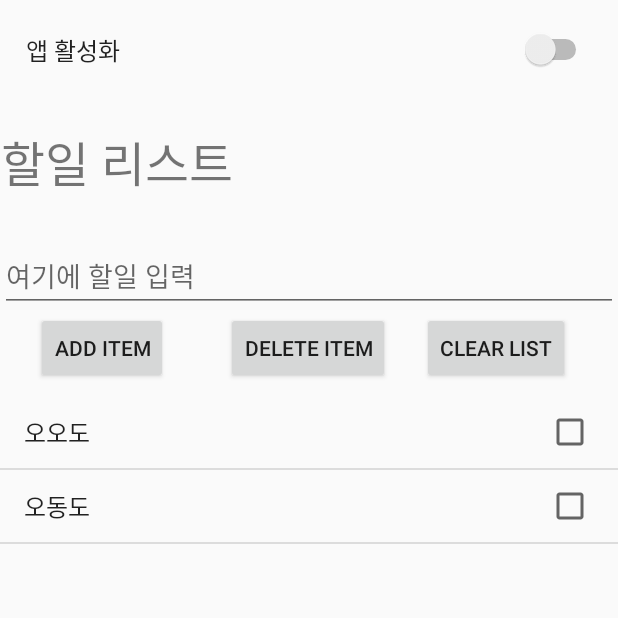
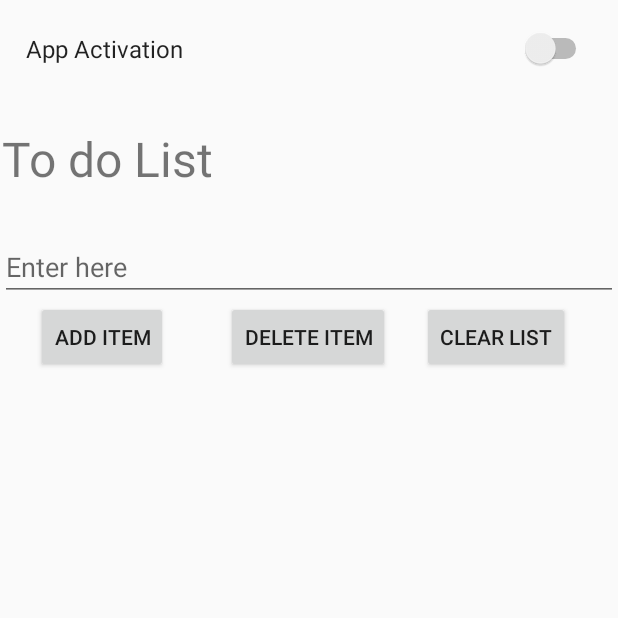
Before and after one commit to Odomhae/ToDoLocker, an Android app: the screen it shows after launch (MainActivity), on a phone screen of 412 x 824 dp, the top half of it. Run offline under Robolectric (Android 15) with nearby library versions, the phone set to English and light mode, and no system bars.

Commit message:
7th Korean language support

```diff
--- a/app/src/main/java/com/example/todolocker/MainActivity.kt
+++ b/app/src/main/java/com/example/todolocker/MainActivity.kt
@@ -11,6 +11,7 @@ import android.util.Log
 import kotlinx.android.synthetic.main.activity_main.*
 import android.widget.ArrayAdapter
 import android.widget.ListView
+import android.widget.Toast
 import kotlin.collections.ArrayList
 import org.json.JSONArray
 import org.json.JSONException
@@ -62,7 +63,6 @@ class MainActivity : AppCompatActivity() {
             }
             adapter.notifyDataSetChanged()
 
-
             // 선택 초기화
             listView.clearChoices()
             // 배열로 저장
@@ -112,16 +112,17 @@ class MainActivity : AppCompatActivity() {
                 for (value in listPref)
                     items.add(value)
             }
-
-            items.add("오오도")
-            items.add("오동도")
-
         }
     }
 
     // 할일 추가버튼 함수
     private fun addList(){
 
+        if(editText.text.isEmpty()){
+            Toast.makeText(applicationContext, R.string.empty_input_message, Toast.LENGTH_SHORT).show()
+        }
+        // 빈 입력 아니면 추가
+        else{
             // 텍스트 추가
             items.add(editText.text.toString())
             // 배열로 저장
@@ -129,6 +130,8 @@ class MainActivity : AppCompatActivity() {
 
             editText.setText("")
             adapter.notifyDataSetChanged()
+        }
+
     }
 
 
--- a/app/src/main/java/com/example/todolocker/ScreenOffReceiver.kt
+++ b/app/src/main/java/com/example/todolocker/ScreenOffReceiver.kt
@@ -11,7 +11,6 @@ class ScreenOffReceiver : BroadcastReceiver() {
         when{
             intent?.action == Intent.ACTION_SCREEN_OFF ->{
                 Log.d("eeee", "화면꺼짐")
-                Toast.makeText(context, "화면꺼짐 ", Toast.LENGTH_LONG).show()
 
                 // 화면꺼지면 locker 액티비티 실행
                 val intent = Intent(context, ToDoLockerActivity::class.java)
--- a/app/src/main/res/layout/activity_main.xml
+++ b/app/src/main/res/layout/activity_main.xml
@@ -12,7 +12,7 @@
         android:layout_width="wrap_content"
         android:layout_height="wrap_content"
         android:layout_marginTop="84dp"
-        android:text="할일 리스트 "
+        android:text="@string/to_do_list"
         android:textSize="32dp"
 
         app:layout_constraintEnd_toEndOf="parent"
@@ -24,7 +24,7 @@
         android:id="@+id/editText"
         android:layout_width="0dp"
         android:layout_height="wrap_content"
-        android:hint="여기에 할일 입력"
+        android:hint="@string/enter_here"
         app:layout_constraintBottom_toBottomOf="parent"
         app:layout_constraintEnd_toEndOf="parent"
         app:layout_constraintHorizontal_bias="0.0"
@@ -75,7 +75,7 @@
         android:layout_height="wrap_content"
         android:layout_marginStart="24dp"
         android:layout_marginBottom="8dp"
-        android:text="Add item"
+        android:text="@string/add_item"
         app:layout_constraintTop_toBottomOf="@+id/editText"
         app:layout_constraintStart_toStartOf="parent" />
 
@@ -84,7 +84,7 @@
         android:id="@+id/deleteListButton"
         android:layout_width="wrap_content"
         android:layout_height="wrap_content"
-        android:text="Delete item"
+        android:text="@string/delete_item"
         app:layout_constraintEnd_toStartOf="@+id/clearListButton"
         app:layout_constraintHorizontal_bias="0.644"
         app:layout_constraintStart_toEndOf="@+id/addListButton"
@@ -96,7 +96,7 @@
         android:layout_height="wrap_content"
         android:layout_marginEnd="32dp"
         android:layout_marginBottom="8dp"
-        android:text="Clear List"
+        android:text="@string/clear_list"
         app:layout_constraintTop_toBottomOf="@+id/editText"
         app:layout_constraintEnd_toEndOf="parent" />
 
--- a/app/src/main/res/values/strings.xml
+++ b/app/src/main/res/values/strings.xml
@@ -1,3 +1,12 @@
 <resources>
     <string name="app_name">toDoLocker</string>
+    <string name="app_activation">App Activation</string>
+    <string name="to_do_list">To do List</string>
+    <string name="enter_here">Enter here</string>
+    <string name="add_item">Add Item</string>
+    <string name="delete_item">Delete Item</string>
+    <string name="clear_list">Clear List</string>
+    <string name="all_done_message">All Done!!</string>
+    <string name="remain_message">"Remain :  "</string>
+    <string name="empty_input_message">Empty input</string>
 </resources>
--- a/app/src/main/res/xml/pref.xml
+++ b/app/src/main/res/xml/pref.xml
@@ -4,5 +4,5 @@
     <SwitchPreference
         android:defaultValue="false"
         android:key="useLockScreen"
-        android:title="앱 활성화" />
+        android:title="@string/app_activation" />
 </PreferenceScreen>
```
Also changed, not shown: app/src/main/java/com/example/todolocker/ToDoLockerActivity.kt (+28 -15 lines), app/src/main/res/drawable/toast_background.xml (+6 -3 lines), 1 other file. Lines whose indentation alone changed are shown as unchanged.
